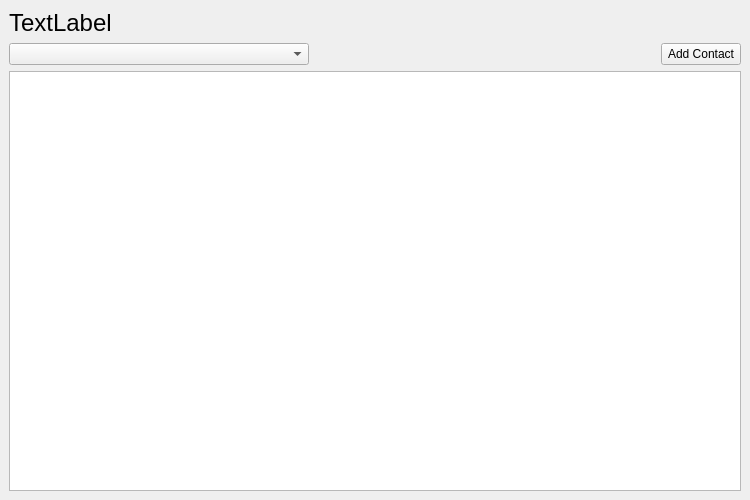
Old version of the form contactsScreen.ui in the repository elroydsouza/MessagingApp-SDI.
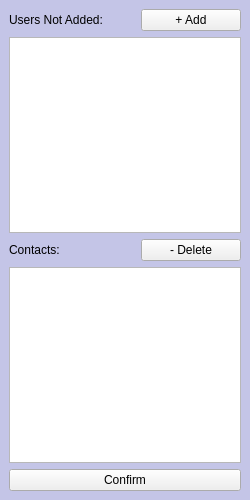
New version of the form.

Commit message: created contacts pane

```diff
--- a/contactsScreen.ui
+++ b/contactsScreen.ui
@@ -6,78 +6,89 @@
    <rect>
     <x>0</x>
     <y>0</y>
-    <width>750</width>
+    <width>250</width>
     <height>500</height>
    </rect>
   </property>
   <property name="windowTitle">
    <string>MainWindow</string>
   </property>
-  <widget class="QWidget" name="centralwidget">
+  <widget class="QWidget" name="contactsPanel">
+   <property name="styleSheet">
+    <string notr="true">#contactsPanel {background-color: rgb(196, 197, 231)}</string>
+   </property>
    <layout class="QVBoxLayout" name="verticalLayout_2">
     <item>
-     <layout class="QVBoxLayout" name="verticalLayout">
+     <layout class="QHBoxLayout" name="horizontalLayout_2">
+      <property name="topMargin">
+       <number>0</number>
+      </property>
       <item>
-       <widget class="QLabel" name="labelWelcome">
-        <property name="font">
-         <font>
-          <pointsize>18</pointsize>
-         </font>
+       <widget class="QLabel" name="label_2">
+        <property name="text">
+         <string>Users Not Added:</string>
         </property>
+       </widget>
+      </item>
+      <item>
+       <widget class="QPushButton" name="buttonAddContact">
+        <property name="maximumSize">
+         <size>
+          <width>100</width>
+          <height>16777215</height>
+         </size>
+        </property>
         <property name="text">
-         <string>TextLabel</string>
+         <string>+ Add</string>
         </property>
        </widget>
       </item>
+     </layout>
+    </item>
+    <item>
+     <widget class="QListWidget" name="listWidgetUsers"/>
+    </item>
+    <item>
+     <layout class="QHBoxLayout" name="horizontalLayout_3">
+      <property name="topMargin">
+       <number>0</number>
+      </property>
       <item>
-       <layout class="QHBoxLayout" name="horizontalLayout">
-        <property name="topMargin">
-         <number>0</number>
+       <widget class="QLabel" name="label">
+        <property name="text">
+         <string>Contacts:</string>
         </property>
-        <item>
-         <layout class="QVBoxLayout" name="verticalLayout_3"/>
-        </item>
-        <item>
-         <widget class="QComboBox" name="comboBoxUsers">
-          <property name="minimumSize">
-           <size>
-            <width>300</width>
-            <height>0</height>
-           </size>
-          </property>
-         </widget>
-        </item>
-        <item>
-         <spacer name="horizontalSpacer">
-          <property name="orientation">
-           <enum>Qt::Horizontal</enum>
-          </property>
-          <property name="sizeHint" stdset="0">
-           <size>
-            <width>40</width>
-            <height>20</height>
-           </size>
-          </property>
-         </spacer>
-        </item>
-        <item>
-         <widget class="QPushButton" name="buttonAddContact">
-          <property name="text">
-           <string>Add Contact</string>
-          </property>
-         </widget>
-        </item>
-       </layout>
+       </widget>
       </item>
       <item>
-       <layout class="QVBoxLayout" name="verticalLayout_4">
-        <property name="topMargin">
-         <number>0</number>
+       <widget class="QPushButton" name="deleteContact">
+        <property name="maximumSize">
+         <size>
+          <width>100</width>
+          <height>16777215</height>
+         </size>
         </property>
-        <item>
-         <widget class="QListView" name="listView"/>
-        </item>
-       </layout>
+        <property name="text">
+         <string>- Delete</string>
+        </property>
+       </widget>
+      </item>
+     </layout>
+    </item>
+    <item>
+     <widget class="QListWidget" name="listWidgetContacts"/>
+    </item>
+    <item>
+     <layout class="QHBoxLayout" name="horizontalLayout">
+      <property name="topMargin">
+       <number>0</number>
+      </property>
+      <item>
+       <widget class="QPushButton" name="pushButton">
+        <property name="text">
+         <string>Confirm</string>
+        </property>
+       </widget>
       </item>
      </layout>
     </item>
```
The commit also changes 8 other files.
